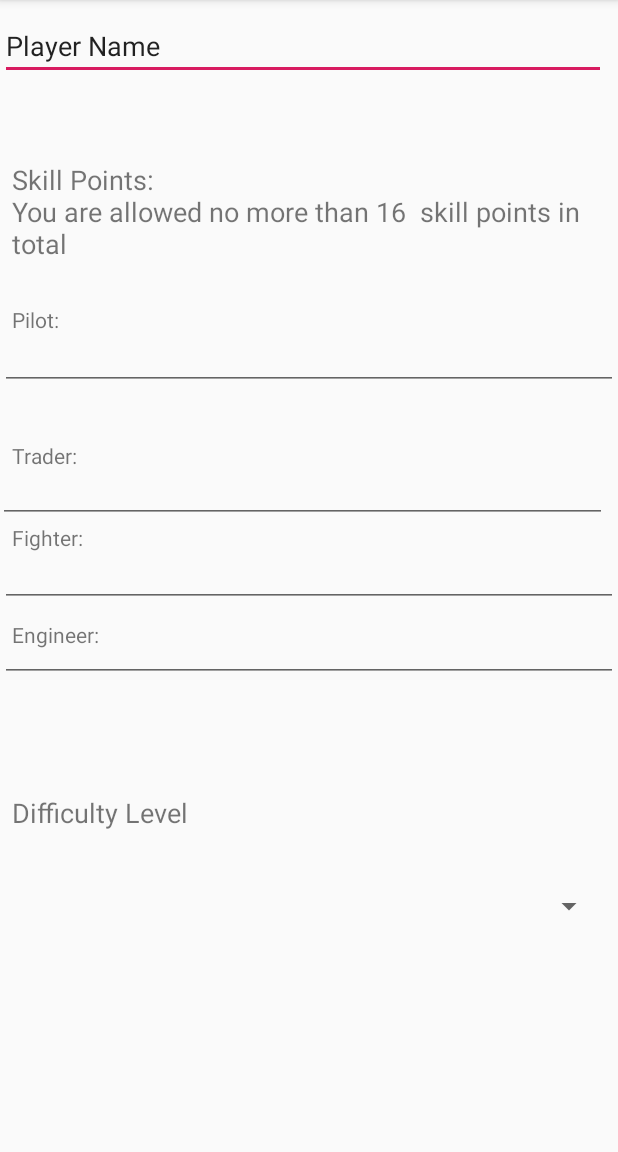
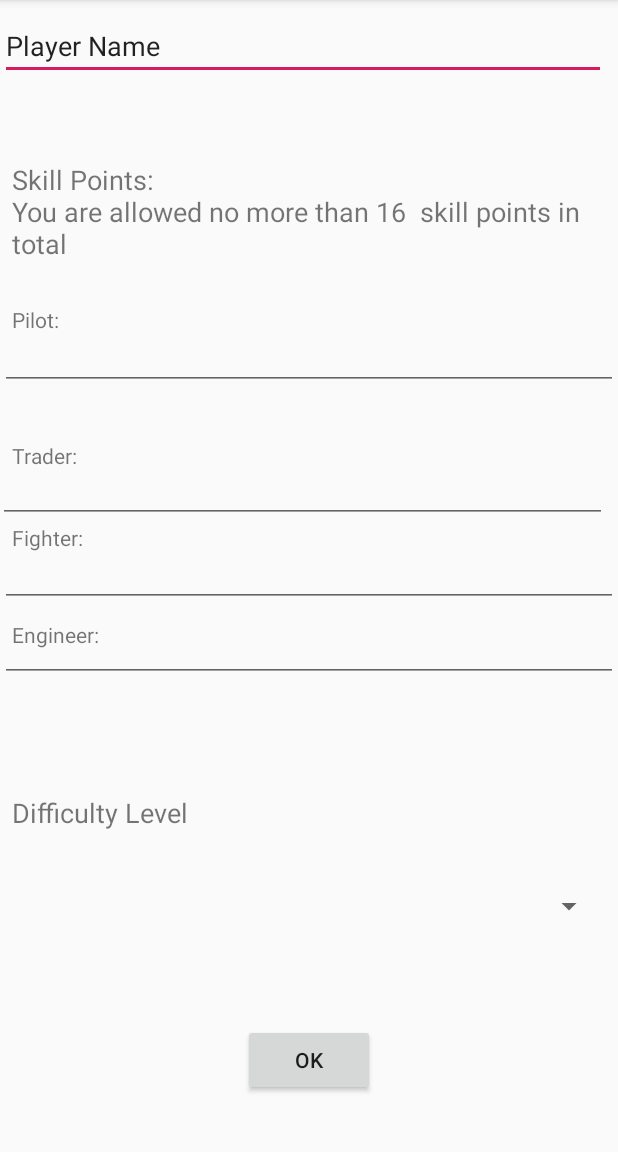
Before and after one commit to vytran9599/SpaceTraders, an Android app: the addNewPerson screen opened directly, with no data from a screen before it, on a phone screen of 412 x 824 dp, the part 84-1236 px from its top. Run offline under Robolectric (Android 15) with nearby library versions, the phone set to English and light mode, and no system bars.

Commit message:
Practice Commit -preethi

```diff
--- a/app/src/main/res/layout/activity_add_new_person.xml
+++ b/app/src/main/res/layout/activity_add_new_person.xml
@@ -195,4 +195,16 @@
             android:inputType="number" />
     </android.support.design.widget.TextInputLayout>
 
+    <Button
+        android:id="@+id/Ok"
+        android:layout_width="wrap_content"
+        android:layout_height="wrap_content"
+        android:layout_marginTop="37dp"
+        android:layout_marginBottom="8dp"
+        android:text="OK"
+        app:layout_constraintBottom_toBottomOf="parent"
+        app:layout_constraintEnd_toEndOf="parent"
+        app:layout_constraintStart_toStartOf="parent"
+        app:layout_constraintTop_toBottomOf="@+id/difficultyLevel" />
+
 </android.support.constraint.ConstraintLayout>
```
